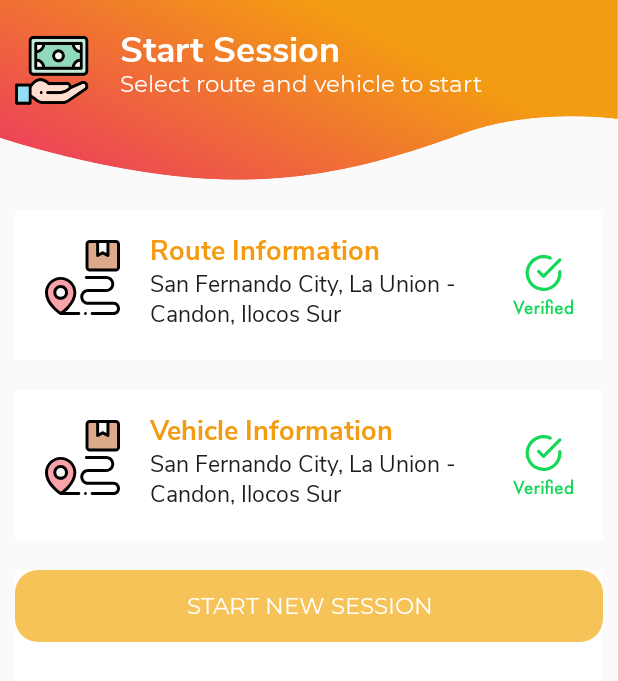
After one commit to RocketShift/vanaiddriver, an Android app: the StartSession screen opened directly, with no data from a screen before it, on a phone screen of 412 x 824 dp. The commit adds this screen. Shown: the top 681 px of the screen. Run offline under Robolectric (Android 15) with nearby library versions, the phone set to English and light mode, and no system bars.

Commit message:
Added start session activity

```diff
--- a/app/src/main/java/com/example/vanaiddriver/Login.java
+++ b/app/src/main/java/com/example/vanaiddriver/Login.java
@@ -81,6 +81,7 @@ public class Login extends AppCompatActivity {
                             String access_token = response.getString("access_token");
                             SharedPreferences.Editor editor = getSharedPreferences(Requestor.SHARED_REFERENCES, MODE_PRIVATE).edit();
                             editor.putString("access_token", access_token);
+                            editor.putString("username", etUsername.getText().toString());
                             editor.apply();
 
                             Intent main = new Intent(getApplicationContext(), MainActivity.class);
--- /dev/null
+++ b/app/src/main/java/com/example/vanaiddriver/StartSession.java
@@ -0,0 +1,35 @@
+package com.example.vanaiddriver;
+
+import androidx.annotation.Nullable;
+import androidx.appcompat.app.AppCompatActivity;
+
+import android.content.Intent;
+import android.os.Bundle;
+import android.view.View;
+import android.widget.Toast;
+
+public class StartSession extends AppCompatActivity implements View.OnClickListener {
+    public View account_route_info;
+
+    @Override
+    protected void onCreate(Bundle savedInstanceState) {
+        super.onCreate(savedInstanceState);
+        setContentView(R.layout.activity_start_session);
+
+        account_route_info = (View) findViewById(R.id.account_route_info);
+        account_route_info.setOnClickListener(this);
+    }
+
+    @Override
+    public void onClick(View view) {
+        if(view.equals(account_route_info)){
+            Intent intent = new Intent(this,SelectRoute.class);
+            startActivityForResult(intent, 1);
+        }
+    }
+
+    @Override
+    protected void onActivityResult(int requestCode, int resultCode, @Nullable Intent data) {
+        super.onActivityResult(requestCode, resultCode, data);
+    }
+}
--- /dev/null
+++ b/app/src/main/res/layout/activity_start_session.xml
@@ -0,0 +1,206 @@
+<?xml version="1.0" encoding="utf-8"?>
+<LinearLayout
+    xmlns:android="http://schemas.android.com/apk/res/android"
+    xmlns:app="http://schemas.android.com/apk/res-auto"
+    xmlns:tools="http://schemas.android.com/tools"
+    android:layout_width="match_parent"
+    android:layout_height="match_parent"
+    tools:context=".StartSession"
+    android:orientation="vertical">
+
+    <RelativeLayout
+        android:layout_width="match_parent"
+        android:layout_height="120dp"
+        android:background="@drawable/payments_banner"
+        android:layout_marginBottom="10dp">
+        <TextView
+            android:layout_width="match_parent"
+            android:layout_height="120dp"
+            android:fontFamily="@font/nunito_sans_bold"
+            android:gravity="top"
+            android:paddingLeft="80dp"
+            android:paddingTop="15dp"
+            android:text="@string/start_session"
+            android:textColor="@color/white"
+            android:textSize="24sp" />
+        <TextView
+            android:layout_width="match_parent"
+            android:layout_height="120dp"
+            android:fontFamily="@font/montserrat_regular"
+            android:gravity="top"
+            android:paddingLeft="80dp"
+            android:paddingTop="45dp"
+            android:text="@string/select_route_and_vehicle_to_start"
+            android:textColor="@color/white"
+            android:textSize="15sp" />
+    </RelativeLayout>
+
+    <LinearLayout
+        android:layout_width="match_parent"
+        android:layout_height="wrap_content"
+        android:orientation="horizontal"
+        android:weightSum="3.0"
+        android:gravity="center"
+        android:layout_marginVertical="10dp"
+        >
+
+        <RelativeLayout
+            android:id="@+id/account_route_info"
+            android:layout_width="0dp"
+            android:layout_height="100dp"
+            android:layout_weight="3.0"
+            android:layout_marginLeft="10dp"
+            android:layout_marginRight="10dp"
+            android:background="@color/white"
+            android:orientation="vertical">
+            <ImageView
+                android:layout_width="50dp"
+                android:layout_height="50dp"
+                android:layout_marginTop="20dp"
+                android:layout_marginLeft="20dp"
+                android:src="@drawable/ic_route_settings"/>
+            <ImageView
+                android:layout_width="40dp"
+                android:layout_height="40dp"
+                android:layout_alignParentBottom="true"
+                android:layout_marginBottom="30dp"
+                android:layout_marginRight="20dp"
+                android:layout_alignParentRight="true"
+                android:src="@drawable/ic_verfied"/>
+            <TextView
+                android:layout_width="match_parent"
+                android:layout_height="match_parent"
+                android:text="Route Information"
+                android:paddingLeft="90dp"
+                android:paddingTop="13dp"
+                android:fontFamily="@font/nunito_sans_bold"
+                android:textColor="@color/colorBrandPrimary"
+                android:textSize="18sp"
+                />
+            <TextView
+                android:layout_width="match_parent"
+                android:layout_height="match_parent"
+                android:text="San Fernando City, La Union -"
+                android:paddingLeft="90dp"
+                android:paddingTop="38dp"
+                android:fontFamily="@font/nunito_sans_regular"
+                android:textColor="@color/colorPrimaryDark"
+                android:textSize="15sp"
+                />
+            <TextView
+                android:layout_width="match_parent"
+                android:layout_height="match_parent"
+                android:text="Candon, Ilocos Sur"
+                android:paddingLeft="90dp"
+                android:paddingTop="58dp"
+                android:fontFamily="@font/nunito_sans_regular"
+                android:textColor="@color/colorPrimaryDark"
+                android:textSize="15sp"
+                />
+        </RelativeLayout>
+
+    </LinearLayout>
+
+    <LinearLayout
+        android:layout_width="match_parent"
+        android:layout_height="wrap_content"
+        android:orientation="horizontal"
+        android:weightSum="3.0"
+        android:gravity="center"
+        android:layout_marginVertical="10dp"
+        >
+
+        <RelativeLayout
+            android:id="@+id/vehicle_info"
+            android:layout_width="0dp"
+            android:layout_height="100dp"
+            android:layout_weight="3.0"
+            android:layout_marginLeft="10dp"
+            android:layout_marginRight="10dp"
+            android:background="@color/white"
+            android:orientation="vertical">
+            <ImageView
+                android:layout_width="50dp"
+                android:layout_height="50dp"
+                android:layout_marginTop="20dp"
+                android:layout_marginLeft="20dp"
+                android:src="@drawable/ic_route_settings"/>
+            <ImageView
+                android:layout_width="40dp"
+                android:layout_height="40dp"
+                android:layout_alignParentBottom="true"
+                android:layout_marginBottom="30dp"
+                android:layout_marginRight="20dp"
+                android:layout_alignParentRight="true"
+                android:src="@drawable/ic_verfied"/>
+            <TextView
+                android:layout_width="match_parent"
+                android:layout_height="match_parent"
+                android:text="@string/vehicle_information"
+                android:paddingLeft="90dp"
+                android:paddingTop="13dp"
+                android:fontFamily="@font/nunito_sans_bold"
+                android:textColor="@color/colorBrandPrimary"
+                android:textSize="18sp"/>
+                />
+            <TextView
+                android:layout_width="match_parent"
+                android:layout_height="match_parent"
+                android:text="San Fernando City, La Union -"
+                android:paddingLeft="90dp"
+                android:paddingTop="38dp"
+                android:fontFamily="@font/nunito_sans_regular"
+                android:textColor="@color/colorPrimaryDark"
+                android:textSize="15sp"
+                />
+            <TextView
+                android:layout_width="match_parent"
+                android:layout_height="match_parent"
+                android:text="Candon, Ilocos Sur"
+                android:paddingLeft="90dp"
+                android:paddingTop="58dp"
+                android:fontFamily="@font/nunito_sans_regular"
+                android:textColor="@color/colorPrimaryDark"
+                android:textSize="15sp"
+                />
+        </RelativeLayout>
+
+
+    </LinearLayout>
+
+
+    <LinearLayout
+        android:layout_width="match_parent"
+        android:layout_height="wrap_content"
+        android:orientation="horizontal"
+        android:weightSum="3.0"
+        android:gravity="center"
+        android:layout_marginVertical="10dp"
+        >
+
+        <RelativeLayout
+            android:id="@+id/button"
+            android:layout_width="0dp"
+            android:layout_height="100dp"
+            android:layout_weight="3.0"
+            android:layout_marginLeft="10dp"
+            android:layout_marginRight="10dp"
+            android:background="@color/white"
+            android:orientation="vertical">
+
+            <Button
+                android:layout_width="match_parent"
+                android:layout_height="wrap_content"
+                android:layout_gravity="bottom|center"
+                android:text="@string/start_new_session"
+                android:background="@drawable/button_yellow"
+                android:fontFamily="@font/montserrat_regular"
+                android:textColor="@color/white"
+                android:textSize="@dimen/medium"
+                android:layout_marginBottom="50dp"
+                />
+
+        </RelativeLayout>
+
+    </LinearLayout>
+</LinearLayout>
--- a/app/src/main/res/values/strings.xml
+++ b/app/src/main/res/values/strings.xml
@@ -42,4 +42,9 @@
     <string name="Open">Open</string>
     <string name="Close">Close</string>
     <string name="find_your_van">FIND YOUR VAN</string>
+    <string name="start_new_session">START NEW SESSION</string>
+    <string name="start_session">Start Session</string>
+    <string name="select_route_and_vehicle_to_start">Select route and vehicle to start</string>
+    <string name="vehicle_information">Vehicle Information</string>
+    <string name="routes">Routes</string>
 </resources>
```
Also changed, not shown: app/src/main/AndroidManifest.xml (+11 -10 lines), app/src/main/java/com/example/vanaiddriver/SelectRoute.java (added, +29 -0 lines), app/src/main/java/com/example/vanaiddriver/classes/Requestor.java (+20 -2 lines), app/src/main/java/com/example/vanaiddriver/fragments/HomeFragment.java (+11 -70 lines), app/src/main/res/layout/activity_select_route.xml (added, +17 -0 lines), app/src/main/res/layout/fragment_home.xml (+2 -15 lines), app/src/main/res/layout/route_item.xml (added, +66 -0 lines).
